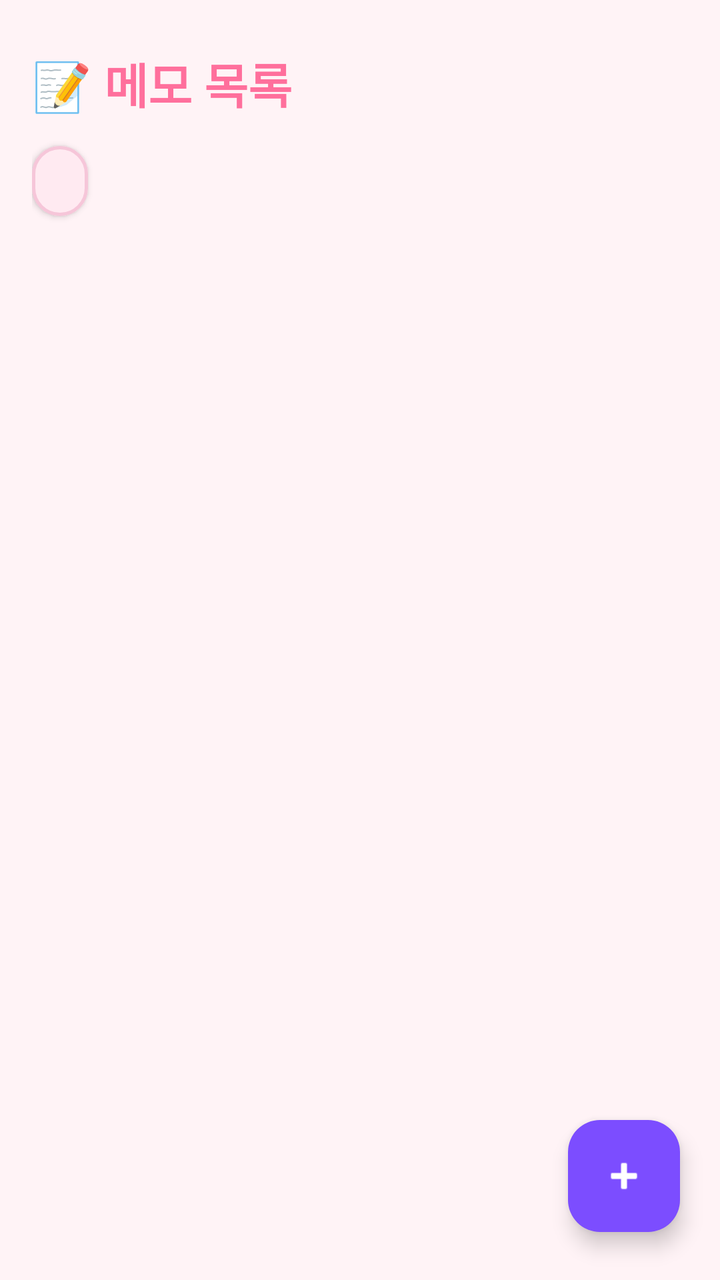
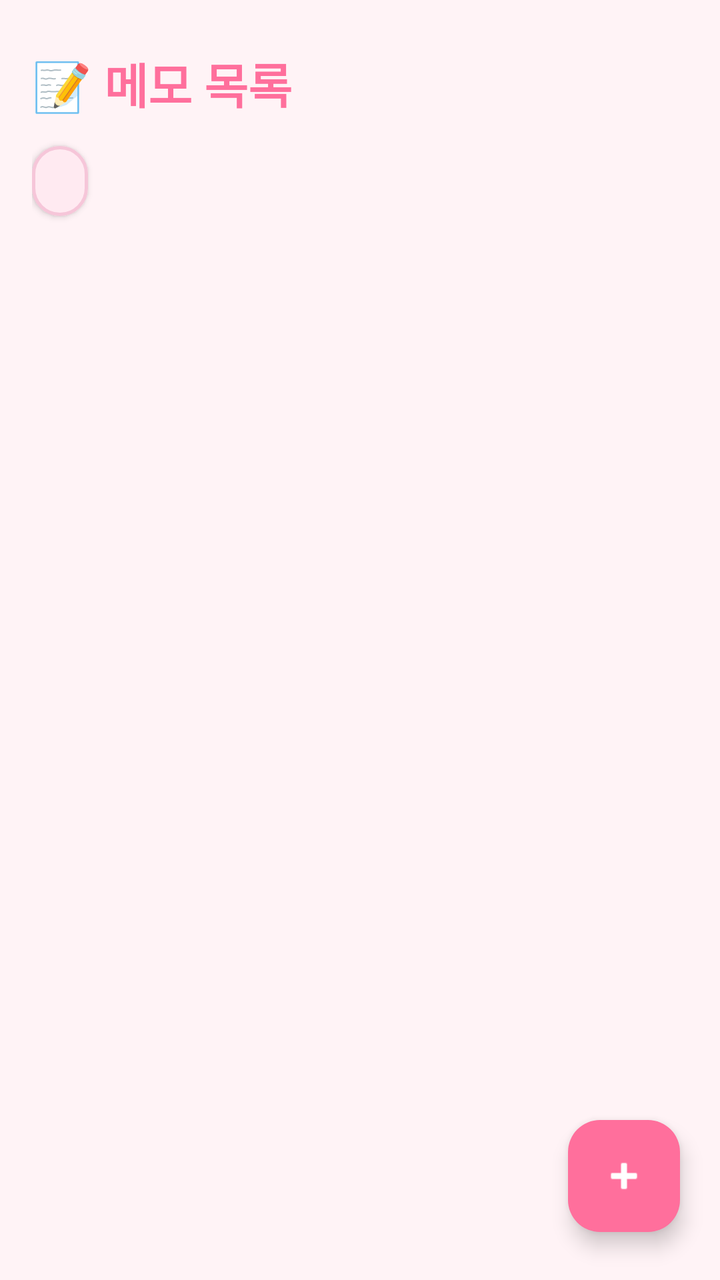

Before-and-after screenshots of an Android layout around one commit, followed by the original layout XML and the change that was made.
<!-- AndroidManifest.xml: application theme Theme.MoneyLog -->
<!-- res/layout/activity_memo_list.xml -->
<?xml version="1.0" encoding="utf-8"?>
<FrameLayout xmlns:android="http://schemas.android.com/apk/res/android"
    xmlns:app="http://schemas.android.com/apk/res-auto"
    android:layout_width="match_parent"
    android:layout_height="match_parent"
    android:background="@color/bg">

    <LinearLayout
        android:layout_width="match_parent"
        android:layout_height="match_parent"
        android:orientation="vertical"
        android:paddingLeft="16dp"
        android:paddingTop="24dp"
        android:paddingRight="16dp"
        android:paddingBottom="8dp">

        <TextView
            android:layout_width="wrap_content"
            android:layout_height="wrap_content"
            android:text="@string/memo_list_title"
            android:textColor="@color/primary"
            android:textSize="24sp"
            android:textStyle="bold" />

        <TextView
            android:id="@+id/tvMemoMonthSelector"
            android:layout_width="wrap_content"
            android:layout_height="wrap_content"
            android:layout_marginTop="14dp"
            android:background="@drawable/bg_rounded_input"
            android:elevation="2dp"
            android:paddingLeft="14dp"
            android:paddingTop="8dp"
            android:paddingRight="14dp"
            android:paddingBottom="8dp"
            android:textColor="@color/text_main"
            android:textSize="14sp"
            android:textStyle="bold" />

        <TextView
            android:id="@+id/tvMemoListEmpty"
            android:layout_width="match_parent"
            android:layout_height="wrap_content"
            android:layout_marginTop="24dp"
            android:gravity="center"
            android:text="@string/memo_list_empty_message"
            android:textColor="@color/text_sub"
            android:textSize="14sp"
            android:visibility="gone" />

        <androidx.recyclerview.widget.RecyclerView
            android:id="@+id/rvMemoList"
            android:layout_width="match_parent"
            android:layout_height="0dp"
            android:layout_marginTop="10dp"
            android:layout_weight="1"
            android:clipToPadding="false"
            android:paddingBottom="88dp" />

    </LinearLayout>

    <com.google.android.material.floatingactionbutton.FloatingActionButton
        android:id="@+id/fabAddMemo"
        android:layout_width="wrap_content"
        android:layout_height="wrap_content"
        android:layout_gravity="bottom|end"
        android:layout_marginEnd="20dp"
        android:layout_marginBottom="24dp"
        android:contentDescription="@string/memo_list_title"
        android:src="@android:drawable/ic_input_add"
        app:backgroundTint="@color/accent"
        app:borderWidth="0dp"
        app:tint="@color/white" />

</FrameLayout>
<!-- resources referenced by this layout -->
<resources>
  <color name="accent">#7C4DFF</color>
  <color name="bg">#FFF3F6</color>
  <color name="primary">#FF6F9C</color>
  <color name="text_main">#3A2A33</color>
  <color name="text_sub">#9C7B8A</color>
  <color name="white">#FFFFFFFF</color>
  <!-- drawable bg_rounded_input (drawable) -->
  <?xml version="1.0" encoding="utf-8"?>
  <shape xmlns:android="http://schemas.android.com/apk/res/android"
      android:shape="rectangle">
      <solid android:color="@color/input_bg" />
      <stroke
          android:width="1.5dp"
          android:color="@color/border" />
      <corners android:radius="16dp" />
  </shape>
  <string name="memo_list_empty_message">이 달엔 아직 적어둔 메모가 없어요.</string>
  <string name="memo_list_title">📝 메모 목록</string>
  <style name="Theme.MoneyLog" parent="Base.Theme.MoneyLog" />
  <color name="input_bg">#FFEAF1</color>
  <color name="border">#F6C6D9</color>
  <style name="Base.Theme.MoneyLog" parent="Theme.Material3.DayNight.NoActionBar">
          
          
      </style>
</resources>

<!-- the commit's change to res/layout/activity_memo_list.xml (unified diff, before → after) -->
@@ -68,7 +68,7 @@
         android:layout_marginBottom="24dp"
         android:contentDescription="@string/memo_list_title"
         android:src="@android:drawable/ic_input_add"
-        app:backgroundTint="@color/accent"
+        app:backgroundTint="@color/primary"
         app:borderWidth="0dp"
         app:tint="@color/white" />
 
<!-- resource entries referenced after the edit -->
@@ -1,6 +1,5 @@
 <!-- resources referenced by this layout -->
 <resources>
-  <color name="accent">#7C4DFF</color>
   <color name="bg">#FFF3F6</color>
   <color name="primary">#FF6F9C</color>
   <color name="text_main">#3A2A33</color>
@@ -8,17 +7,22 @@
   <color name="white">#FFFFFFFF</color>
   <!-- drawable bg_rounded_input (drawable) -->
   <?xml version="1.0" encoding="utf-8"?>
-  <shape xmlns:android="http://schemas.android.com/apk/res/android"
-      android:shape="rectangle">
-      <solid android:color="@color/input_bg" />
-      <stroke
-          android:width="1.5dp"
-          android:color="@color/border" />
-      <corners android:radius="16dp" />
-  </shape>
+  <ripple xmlns:android="http://schemas.android.com/apk/res/android"
+      android:color="@color/ripple_primary">
+      <item>
+          <shape android:shape="rectangle">
+              <solid android:color="@color/input_bg" />
+              <stroke
+                  android:width="1.5dp"
+                  android:color="@color/border" />
+              <corners android:radius="16dp" />
+          </shape>
+      </item>
+  </ripple>
   <string name="memo_list_empty_message">이 달엔 아직 적어둔 메모가 없어요.</string>
   <string name="memo_list_title">📝 메모 목록</string>
   <style name="Theme.MoneyLog" parent="Base.Theme.MoneyLog" />
+  <color name="ripple_primary">#33FF6F9C</color>
   <color name="input_bg">#FFEAF1</color>
   <color name="border">#F6C6D9</color>
   <style name="Base.Theme.MoneyLog" parent="Theme.Material3.DayNight.NoActionBar">
